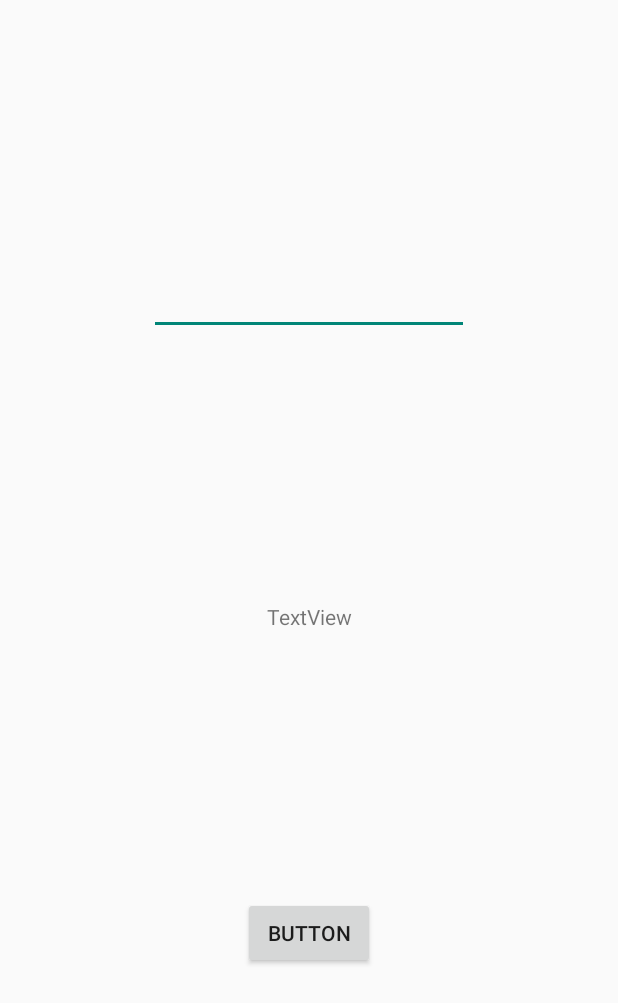
After one commit to hika019/KERKAR-university, an Android app: the layout test_fragment.xml on its own in the app's theme, with its tools: preview values and no code run, on a phone screen of 412 x 824 dp. The commit adds this screen. Shown: the top 1003 px of the screen. Run offline under Robolectric (Android 15) with nearby library versions, the phone set to English and light mode, and no system bars.

Commit message:
add viewmodel -> view

```diff
--- a/app/src/main/AndroidManifest.xml
+++ b/app/src/main/AndroidManifest.xml
@@ -40,6 +40,8 @@
 
         <activity android:name=".Timetable.Create_timetableActivity"/>
 
+        <activity android:name=".test.Test_activity"/>
+
         <receiver android:name=".Uninstall">
             <intent-filter>
                 <action android:name="android.intent.action.PACKAGE_FULLY_REMOVED" />
--- a/app/src/main/java/jp/hika019/kerkar_university/Home/Home_fragment.kt
+++ b/app/src/main/java/jp/hika019/kerkar_university/Home/Home_fragment.kt
@@ -1,7 +1,7 @@
 package jp.hika019.kerkar_university.Home
 
 import android.content.Context
-import android.content.SharedPreferences
+import android.content.Intent
 import android.os.Bundle
 import android.util.Log
 import android.view.LayoutInflater
@@ -9,6 +9,7 @@ import android.view.View
 import android.view.ViewGroup
 import androidx.fragment.app.Fragment
 import jp.hika019.kerkar_university.*
+import jp.hika019.kerkar_university.test.Test_activity
 import kotlinx.android.synthetic.main.activity_home.view.*
 import kotlinx.android.synthetic.main.item_home_activity_taimetable.view.*
 import kotlinx.coroutines.runBlocking
@@ -40,7 +41,7 @@ class Home_fragment(): Fragment() {
 
 
         view.floatingActionButton.setOnClickListener {
-            val hoge = context?.let { it1 -> firedb_task(it1) }
+            val hoge = context?.let { it -> firedb_task(it) }
             if (hoge != null) {
                 hoge.get_course_list()
             }
--- a/app/src/main/java/jp/hika019/kerkar_university/MainActivity.kt
+++ b/app/src/main/java/jp/hika019/kerkar_university/MainActivity.kt
@@ -17,6 +17,7 @@ import jp.hika019.kerkar_university.Home.Home_fragment
 import jp.hika019.kerkar_university.Message.MessageFragment
 import jp.hika019.kerkar_university.Task.Task_list_Fragment
 import com.google.android.material.navigation.NavigationView
+import jp.hika019.kerkar_university.test.Test_activity
 import jp.hika019.kerkar_university.test.test
 import kotlinx.android.synthetic.main.activity_main.*
 
@@ -71,7 +72,8 @@ class MainActivity : AppCompatActivity(), NavigationView.OnNavigationItemSelecte
 
         when (item.itemId){
             R.id.nav_home ->{
-                fragment = Home_fragment()
+                fragment = Test_activity()
+                //fragment = Home_fragment()
                 Log.d(TAG, "select: Home_fragment")
             }
             R.id.nav_timetable -> {
--- /dev/null
+++ b/app/src/main/res/layout/test_fragment.xml
@@ -0,0 +1,58 @@
+<?xml version="1.0" encoding="utf-8"?>
+<layout
+    xmlns:android="http://schemas.android.com/apk/res/android"
+    xmlns:app="http://schemas.android.com/apk/res-auto"
+    xmlns:tools="http://schemas.android.com/tools">
+
+    <data>
+        <variable
+            name="viewModel"
+            type="jp.hika019.kerkar_university.test.Test_viewmodel" />
+
+    </data>
+
+
+    <androidx.constraintlayout.widget.ConstraintLayout
+        android:layout_width="match_parent"
+        android:layout_height="match_parent">
+
+        <TextView
+            android:id="@+id/textView13"
+            android:layout_width="wrap_content"
+            android:layout_height="wrap_content"
+            android:text="TextView"
+            app:layout_constraintBottom_toTopOf="@+id/button3"
+            app:layout_constraintEnd_toEndOf="parent"
+            app:layout_constraintHorizontal_bias="0.5"
+            app:layout_constraintStart_toStartOf="parent"
+            app:layout_constraintTop_toBottomOf="@+id/editTextTextPersonName" />
+
+        <Button
+            android:id="@+id/button3"
+            android:layout_width="wrap_content"
+            android:layout_height="wrap_content"
+            android:text="Button"
+            android:onClick="@{() -> viewModel.hoge()}"
+            app:layout_constraintBottom_toBottomOf="parent"
+            app:layout_constraintEnd_toEndOf="parent"
+            app:layout_constraintHorizontal_bias="0.5"
+            app:layout_constraintStart_toStartOf="parent"
+            app:layout_constraintTop_toBottomOf="@+id/textView13" />
+
+        <EditText
+            android:id="@+id/editTextTextPersonName"
+            android:layout_width="wrap_content"
+            android:layout_height="wrap_content"
+            android:ems="10"
+            android:inputType="textPersonName"
+            android:text="@{viewModel.in_text}"
+            app:layout_constraintBottom_toTopOf="@+id/textView13"
+            app:layout_constraintEnd_toEndOf="parent"
+            app:layout_constraintHorizontal_bias="0.5"
+            app:layout_constraintStart_toStartOf="parent"
+            app:layout_constraintTop_toTopOf="parent" />
+    </androidx.constraintlayout.widget.ConstraintLayout>
+
+
+
+</layout>
```
Also changed, not shown: app/src/main/java/jp/hika019/kerkar_university/test/Test_activity.kt (added, +37 -0 lines), app/src/main/java/jp/hika019/kerkar_university/test/Test_viewmodel.kt (added, +30 -0 lines), app/src/main/java/jp/hika019/kerkar_university/test/Timetable_test.kt (added, +24 -0 lines), app/src/main/java/jp/hika019/kerkar_university/test/viewmodel.kt (deleted, +0 -42 lines), app/src/main/res/Test_activity/test.xml (added, +53 -0 lines).
